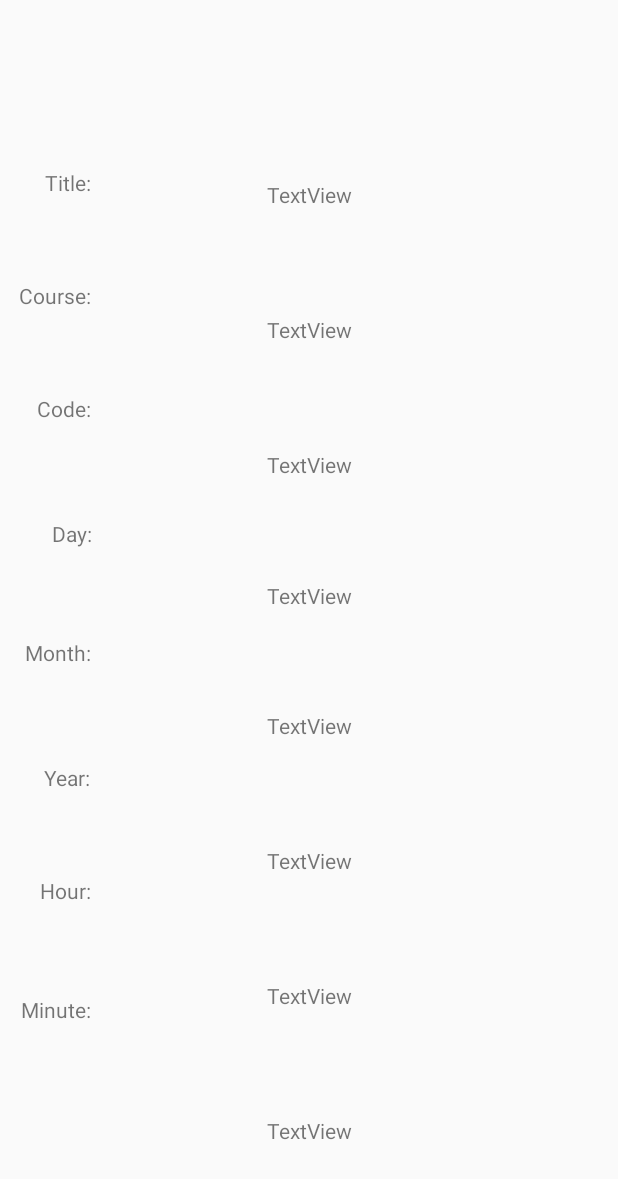
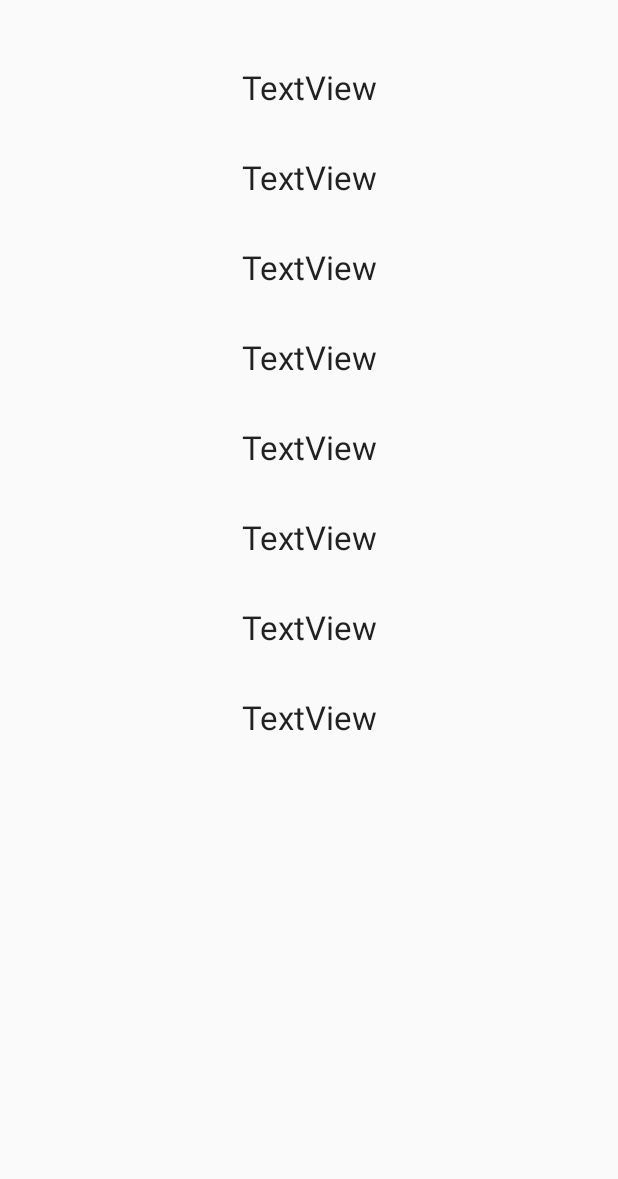
Before and after one commit to Trev32198/schedule_sync_client, an Android app: the ExpandZoomEvent screen opened directly, with no data from a screen before it, on a phone screen of 412 x 824 dp. Shown: the top 1179 px of the screen. Run offline under Robolectric (Android 15) with nearby library versions, the phone set to English and light mode, and no system bars; 8 statements that could not run were skipped.

Commit message:
Fixed viewing expanded zoom meetings

```diff
--- a/app/src/main/java/com/example/myapplication/ExpandZoomEvent.java
+++ b/app/src/main/java/com/example/myapplication/ExpandZoomEvent.java
@@ -28,14 +28,13 @@ public class ExpandZoomEvent extends AppCompatActivity {
         zoomCode = findViewById(R.id.zoomCode);
 
         assert zoomEvent != null;
-        zoomTitle.setText(zoomEvent.getTitle());
-        zoomCourse.setText(zoomEvent.getCourse());
-        zoomMonth.setText(String.valueOf(zoomEvent.getMonth()));
-        zoomDay.setText(String.valueOf(zoomEvent.getDay()));
-        zoomYear.setText(String.valueOf(zoomEvent.getYear()));
-        zoomHour.setText(String.valueOf(zoomEvent.getHour()));
-        zoomMinute.setText(String.valueOf(zoomEvent.getMinute()));
-        zoomCode.setText(zoomEvent.getRoomCode());
-
+        zoomTitle.setText(String.format("Title: %s", zoomEvent.getTitle()));
+        zoomCourse.setText(String.format("Course: %s", zoomEvent.getCourse()));
+        zoomMonth.setText(String.format("Month: %s", String.valueOf(zoomEvent.getMonth())));
+        zoomDay.setText(String.format("Day: %s", String.valueOf(zoomEvent.getDay())));
+        zoomYear.setText(String.format("Year: %s", String.valueOf(zoomEvent.getYear())));
+        zoomHour.setText(String.format("Hour: %s", String.valueOf(zoomEvent.getHour())));
+        zoomMinute.setText(String.format("Minute: %s", String.valueOf(zoomEvent.getMinute())));
+        zoomCode.setText(String.format("Zoom Code: %s", zoomEvent.getRoomCode()));
     }
 }
--- a/app/src/main/res/layout/activity_expand_zoom_event.xml
+++ b/app/src/main/res/layout/activity_expand_zoom_event.xml
@@ -1,195 +1,96 @@
 <?xml version="1.0" encoding="utf-8"?>
-<androidx.constraintlayout.widget.ConstraintLayout xmlns:android="http://schemas.android.com/apk/res/android"
+<LinearLayout xmlns:android="http://schemas.android.com/apk/res/android"
     xmlns:app="http://schemas.android.com/apk/res-auto"
     xmlns:tools="http://schemas.android.com/tools"
     android:id="@+id/linearLayout"
     android:layout_width="match_parent"
     android:layout_height="match_parent"
-    android:layout_marginTop="60dp"
-    android:gravity="center"
+    android:orientation="vertical"
+    android:gravity="top|center"
+    android:paddingTop="15dp"
+    android:layout_marginTop="5dp"
+
     tools:context=".ExpandZoomEvent">
-
 
     <TextView
         android:id="@+id/zoomTitle"
-        android:layout_width="wrap_content"
-        android:layout_height="40dp"
+        android:layout_width="match_parent"
+        android:layout_height="60dp"
         android:gravity="center"
-        android:text="TextView"
-        app:layout_constraintBottom_toTopOf="@+id/zoomCourse"
-        app:layout_constraintEnd_toEndOf="parent"
-        app:layout_constraintStart_toStartOf="parent"
-        app:layout_constraintTop_toTopOf="parent" />
+        android:paddingTop="15dp"
+        style="@style/TextAppearance.AppCompat.Large"
+
+        android:text="TextView" />
 
     <TextView
         android:id="@+id/zoomCourse"
-        android:layout_width="wrap_content"
-        android:layout_height="40dp"
-        android:text="TextView"
+        android:layout_width="match_parent"
+        android:layout_height="60dp"
         android:gravity="center"
-        app:layout_constraintBottom_toTopOf="@+id/zoomCode"
-        app:layout_constraintStart_toStartOf="@+id/zoomTitle"
-        app:layout_constraintTop_toBottomOf="@+id/zoomTitle" />
+        android:paddingTop="15dp"
+        style="@style/TextAppearance.AppCompat.Large"
+
+        android:text="TextView" />
 
     <TextView
         android:id="@+id/zoomCode"
-        android:layout_width="wrap_content"
-        android:layout_height="40dp"
-        android:layout_marginBottom="83dp"
+        android:layout_width="match_parent"
+        android:layout_height="60dp"
         android:gravity="center"
-        android:text="TextView"
-        app:layout_constraintBottom_toTopOf="@+id/zoomDay"
-        app:layout_constraintStart_toStartOf="@+id/zoomCourse"
-        app:layout_constraintTop_toBottomOf="@+id/zoomCourse" />
+        android:paddingTop="15dp"
+        style="@style/TextAppearance.AppCompat.Large"
+
+        android:text="TextView" />
 
     <TextView
         android:id="@+id/zoomMonth"
-        android:layout_width="wrap_content"
-        android:layout_height="40dp"
+        android:layout_width="match_parent"
+        android:layout_height="60dp"
         android:gravity="center"
-        android:layout_marginTop="84dp"
-        android:layout_marginBottom="83dp"
-        android:text="TextView"
-        app:layout_constraintBottom_toBottomOf="@+id/zoomDay"
-        app:layout_constraintStart_toStartOf="@+id/zoomCode"
-        app:layout_constraintTop_toTopOf="@+id/zoomCode" />
+        android:paddingTop="15dp"
+        style="@style/TextAppearance.AppCompat.Large"
+
+        android:text="TextView" />
 
     <TextView
         android:id="@+id/zoomDay"
-        android:layout_width="wrap_content"
-        android:layout_height="40dp"
+        android:layout_width="match_parent"
+        android:layout_height="60dp"
         android:gravity="center"
-        android:text="TextView"
-        app:layout_constraintBottom_toTopOf="@+id/zoomYear"
-        app:layout_constraintStart_toStartOf="@+id/zoomMonth"
-        app:layout_constraintTop_toBottomOf="@+id/zoomCode" />
+        android:paddingTop="15dp"
+        style="@style/TextAppearance.AppCompat.Large"
+
+        android:text="TextView" />
 
     <TextView
         android:id="@+id/zoomYear"
-        android:layout_width="wrap_content"
-        android:layout_height="40dp"
+        android:layout_width="match_parent"
+        android:layout_height="60dp"
         android:gravity="center"
-        android:text="TextView"
-        app:layout_constraintBottom_toTopOf="@+id/zoomHour"
-        app:layout_constraintStart_toStartOf="@+id/zoomHour"
-        app:layout_constraintTop_toBottomOf="@+id/zoomDay" />
+        android:paddingTop="15dp"
+        style="@style/TextAppearance.AppCompat.Large"
+
+        android:text="TextView" />
 
     <TextView
         android:id="@+id/zoomHour"
-        android:layout_width="wrap_content"
-        android:layout_height="40dp"
+        android:layout_width="match_parent"
+        android:layout_height="60dp"
         android:gravity="center"
-        android:text="TextView"
-        app:layout_constraintBottom_toTopOf="@+id/zoomMinute"
-        app:layout_constraintStart_toStartOf="@+id/zoomMinute"
-        app:layout_constraintTop_toBottomOf="@+id/zoomYear" />
+        android:paddingTop="15dp"
+        style="@style/TextAppearance.AppCompat.Large"
+
+        android:text="TextView" />
 
     <TextView
         android:id="@+id/zoomMinute"
-        android:layout_width="wrap_content"
-        android:layout_height="40dp"
+        android:layout_width="match_parent"
+        android:layout_height="60dp"
         android:gravity="center"
-        android:text="TextView"
-        app:layout_constraintBottom_toBottomOf="parent"
-        app:layout_constraintEnd_toEndOf="parent"
-        app:layout_constraintStart_toStartOf="parent"
-        app:layout_constraintTop_toBottomOf="@+id/zoomHour" />
+        android:paddingTop="15dp"
+        style="@style/TextAppearance.AppCompat.Large"
 
-    <TextView
-        android:id="@+id/textView13"
-        android:layout_width="wrap_content"
-        android:layout_height="wrap_content"
-        android:layout_marginTop="52dp"
-        android:layout_marginEnd="117dp"
-        android:layout_marginRight="117dp"
-        android:gravity="center"
-        android:text="Title:"
-        app:layout_constraintEnd_toStartOf="@+id/zoomTitle"
-        app:layout_constraintTop_toTopOf="parent" />
-
-    <TextView
-        android:id="@+id/textView14"
-        android:layout_width="wrap_content"
-        android:layout_height="wrap_content"
-        android:layout_marginTop="56dp"
-        android:layout_marginEnd="117dp"
-        android:layout_marginRight="117dp"
-        android:gravity="center"
-        android:text="Course:"
-        app:layout_constraintEnd_toStartOf="@+id/zoomCourse"
-        app:layout_constraintTop_toBottomOf="@+id/textView13" />
-
-    <TextView
-        android:id="@+id/textView15"
-        android:layout_width="wrap_content"
-        android:layout_height="wrap_content"
-        android:layout_marginTop="56dp"
-        android:layout_marginEnd="117dp"
-        android:layout_marginRight="117dp"
-        android:gravity="center"
-        android:text="Code:"
-        app:layout_constraintEnd_toStartOf="@+id/zoomCode"
-        app:layout_constraintTop_toBottomOf="@+id/textView14" />
-
-    <TextView
-        android:id="@+id/textView16"
-        android:layout_width="wrap_content"
-        android:layout_height="wrap_content"
-        android:layout_marginTop="64dp"
-        android:layout_marginEnd="117dp"
-        android:layout_marginRight="117dp"
-        android:gravity="center"
-        android:text="Day:"
-        app:layout_constraintEnd_toStartOf="@+id/zoomMonth"
-        app:layout_constraintTop_toBottomOf="@+id/textView15" />
-
-    <TextView
-        android:id="@+id/textView17"
-        android:layout_width="wrap_content"
-        android:layout_height="wrap_content"
-        android:layout_marginTop="60dp"
-        android:layout_marginEnd="117dp"
-        android:layout_marginRight="117dp"
-        android:gravity="center"
-        android:text="Month:"
-        app:layout_constraintEnd_toStartOf="@+id/zoomDay"
-        app:layout_constraintTop_toBottomOf="@+id/textView16" />
-
-    <TextView
-        android:id="@+id/textView18"
-        android:layout_width="wrap_content"
-        android:layout_height="wrap_content"
-        android:layout_marginTop="64dp"
-        android:layout_marginEnd="117dp"
-        android:layout_marginRight="117dp"
-        android:gravity="center"
-        android:text="Year:"
-        app:layout_constraintEnd_toStartOf="@+id/zoomYear"
-        app:layout_constraintTop_toBottomOf="@+id/textView17" />
-
-    <TextView
-        android:id="@+id/textView19"
-        android:layout_width="wrap_content"
-        android:layout_height="wrap_content"
-        android:layout_marginTop="56dp"
-        android:layout_marginEnd="117dp"
-        android:layout_marginRight="117dp"
-        android:gravity="center"
-        android:text="Hour:"
-        app:layout_constraintEnd_toStartOf="@+id/zoomHour"
-        app:layout_constraintTop_toBottomOf="@+id/textView18" />
-
-    <TextView
-        android:id="@+id/textView20"
-        android:layout_width="wrap_content"
-        android:layout_height="wrap_content"
-        android:layout_marginTop="60dp"
-        android:layout_marginEnd="117dp"
-        android:layout_marginRight="117dp"
-        android:gravity="center"
-        android:text="Minute:"
-        app:layout_constraintEnd_toStartOf="@+id/zoomMinute"
-        app:layout_constraintTop_toBottomOf="@+id/textView19" />
+        android:text="TextView" />
 
 
-</androidx.constraintlayout.widget.ConstraintLayout>
+</LinearLayout>
--- a/app/src/main/res/layout/content_home_screen.xml
+++ b/app/src/main/res/layout/content_home_screen.xml
@@ -7,8 +7,6 @@
     app:layout_behavior="@string/appbar_scrolling_view_behavior"
     tools:context=".HomeScreen"
     tools:showIn="@layout/activity_home_screen">
-
-
 
     <LinearLayout
         android:layout_width="match_parent"
```
